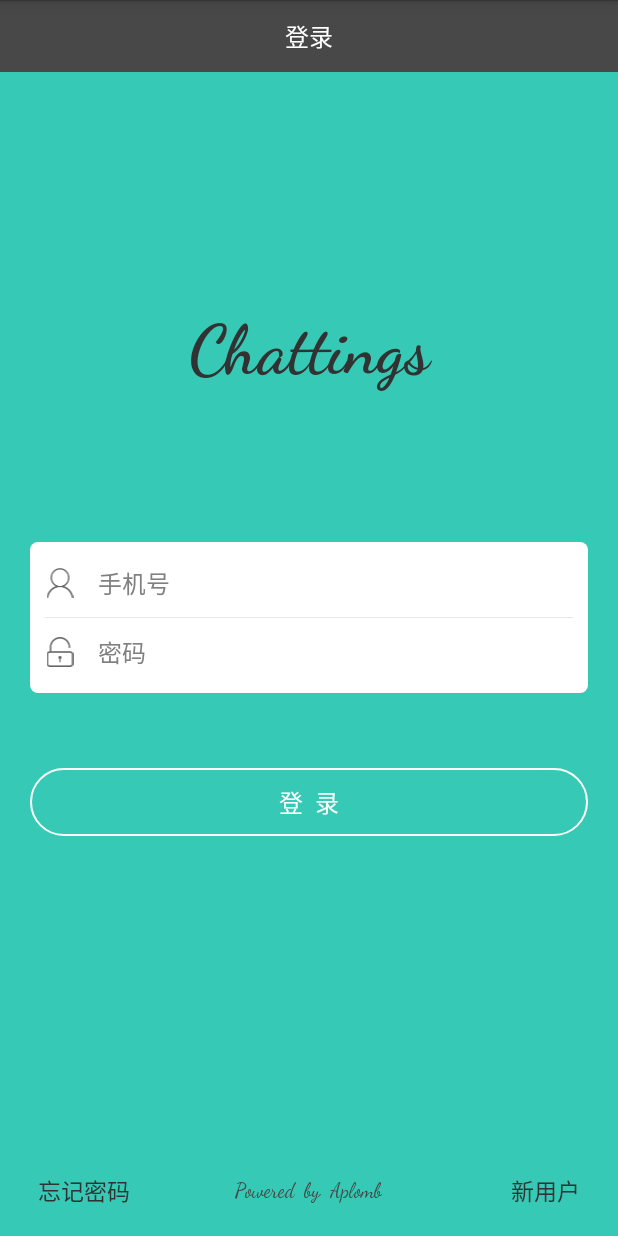
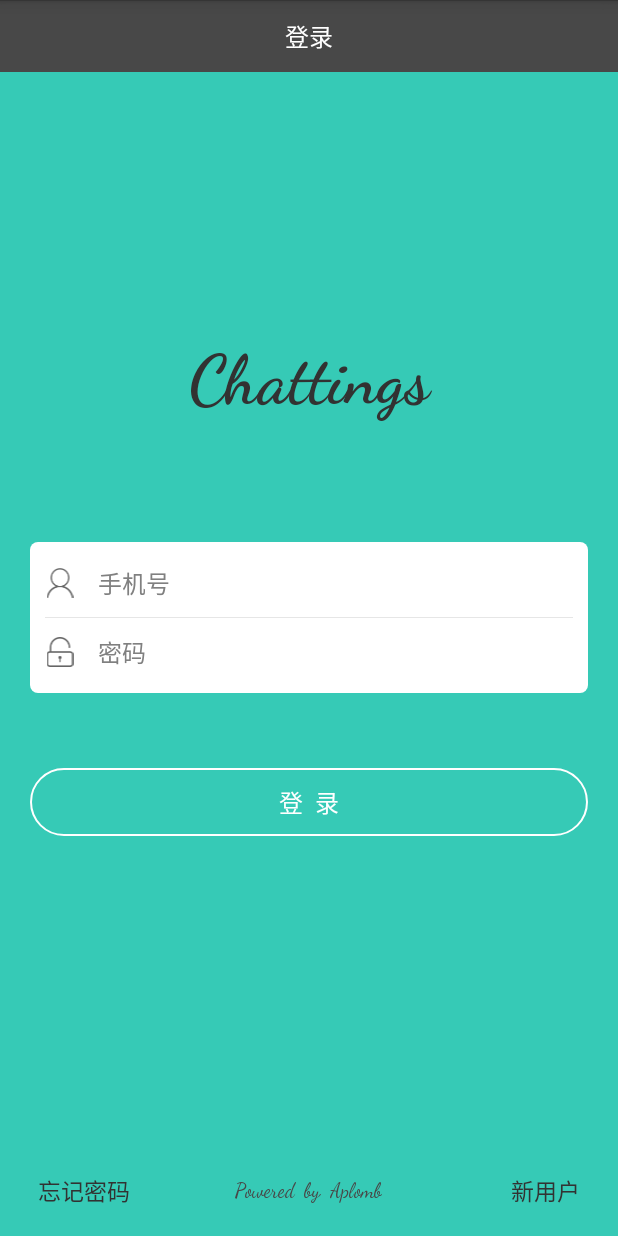
Before and after one commit to Aplombs/Chattings, an Android app: the screen it shows after launch (LoginActivity), on a phone screen of 412 x 824 dp. Run offline under Robolectric (Android 15) with nearby library versions, the phone set to English and light mode, and no system bars; our stand-ins replace RxJava; 1 statement that could not run was skipped.

Commit message:
适配登录界面应用名称位置

```diff
--- a/Chatting/src/main/res/layout/activity_login.xml
+++ b/Chatting/src/main/res/layout/activity_login.xml
@@ -12,7 +12,7 @@
         android:layout_width="match_parent"
         android:layout_height="wrap_content"
         android:layout_above="@+id/ll_user_and_pass_login_private"
-        android:layout_marginBottom="100dp"
+        android:layout_marginBottom="80dp"
         android:fontFamily="cursive"
         android:gravity="center"
         android:text="@string/app_name"
```
